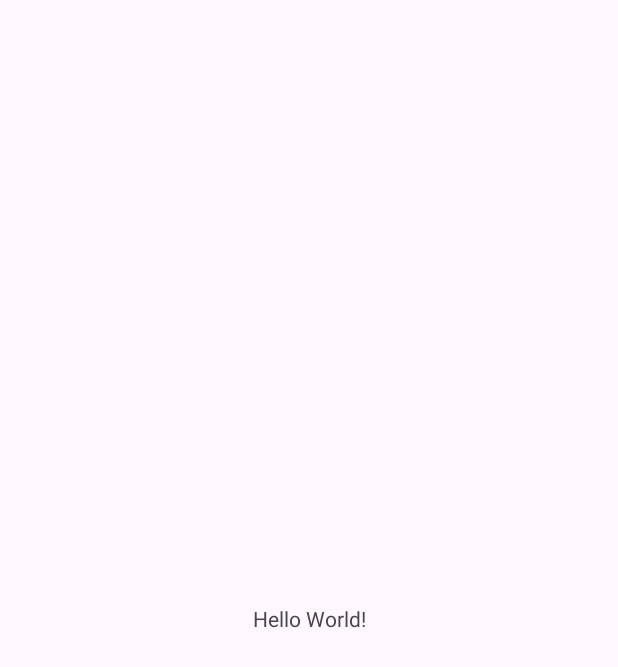
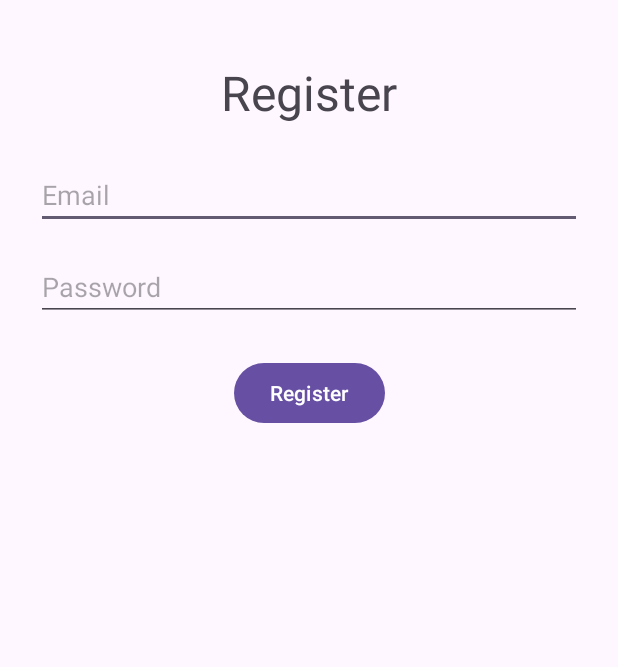
Before and after one commit to artoor3/Euchre, an Android app: the screen it shows after launch (MainActivity before the commit, RegisterActivity after it), on a phone screen of 412 x 824 dp. Before the commit the part shown is almost empty. Shown: the top 667 px of the screen. Run offline under Robolectric (Android 15) with nearby library versions, the phone set to English and light mode, and no system bars; our stand-ins replace Firebase (no records; nobody signed in at launch, a user with empty details on screens opened directly).

Commit message:
Register work :)

```diff
--- a/app/build.gradle.kts
+++ b/app/build.gradle.kts
@@ -1,5 +1,6 @@
 plugins {
     alias(libs.plugins.android.application)
+    alias(libs.plugins.google.gms.google.services)
 }
 
 android {
@@ -38,6 +39,10 @@ dependencies {
     implementation(libs.material)
     implementation(libs.activity)
     implementation(libs.constraintlayout)
+    implementation(libs.firebase.auth)
+    implementation(libs.credentials)
+    implementation(libs.credentials.play.services.auth)
+    implementation(libs.googleid)
     testImplementation(libs.junit)
     androidTestImplementation(libs.ext.junit)
     androidTestImplementation(libs.espresso.core)
--- /dev/null
+++ b/app/src/main/java/carmel/shubeli/euchre/RegisterActivity.java
@@ -0,0 +1,85 @@
+package carmel.shubeli.euchre;
+
+import android.content.Intent;
+import android.os.Bundle;
+import android.widget.Button;
+import android.widget.EditText;
+import android.widget.Toast;
+
+import androidx.activity.EdgeToEdge;
+import androidx.annotation.NonNull;
+import androidx.appcompat.app.AppCompatActivity;
+import androidx.core.graphics.Insets;
+import androidx.core.view.ViewCompat;
+import androidx.core.view.WindowInsetsCompat;
+
+import com.google.android.gms.tasks.OnCompleteListener;
+import com.google.android.gms.tasks.Task;
+import com.google.firebase.auth.AuthResult;
+import com.google.firebase.auth.FirebaseAuth;
+
+public class RegisterActivity extends AppCompatActivity {
+
+    private EditText emailEditText, passwordEditText;
+    private Button registerButton;
+    private FirebaseAuth firebaseAuth;
+
+    @Override
+
+    protected void onCreate(Bundle savedInstanceState) {
+        super.onCreate(savedInstanceState);
+        EdgeToEdge.enable(this);
+        setContentView(R.layout.activity_register);
+        ViewCompat.setOnApplyWindowInsetsListener(findViewById(R.id.main), (v, insets) -> {
+            Insets systemBars = insets.getInsets(WindowInsetsCompat.Type.systemBars());
+            v.setPadding(systemBars.left, systemBars.top, systemBars.right, systemBars.bottom);
+            return insets;
+        });
+
+        emailEditText = findViewById(R.id.editTextEmailAddress);
+            passwordEditText = findViewById(R.id.editTextPassword);
+        registerButton = findViewById(R.id.btnRegister);
+        firebaseAuth = FirebaseAuth.getInstance();
+
+        registerButton.setOnClickListener(v -> registerUser());
+    }
+
+    private void registerUser() {
+
+        String email = emailEditText.getText().toString().trim();
+        String password = passwordEditText.getText().toString().trim();
+
+        if (email.isEmpty() || password.isEmpty()) {
+            Toast.makeText(this, "Please fill all fields", Toast.LENGTH_SHORT).show();
+            return;
+        }
+
+        if (password.length() < 6) {
+            Toast.makeText(this, "Password must be at least 6 characters", Toast.LENGTH_SHORT).show();
+            return;
+        }
+
+        firebaseAuth.createUserWithEmailAndPassword(email, password)
+                .addOnCompleteListener(this, new OnCompleteListener<AuthResult>() {
+                    @Override
+                    public void onComplete(@NonNull Task<AuthResult> task) {
+
+                        if (task.isSuccessful()) {
+                            Toast.makeText(RegisterActivity.this,
+                                    "Account created successfully!",
+                                    Toast.LENGTH_SHORT).show();
+
+                            startActivity(new Intent(RegisterActivity.this, MainActivity.class));
+                            finish();
+
+                        } else {
+                            Toast.makeText(RegisterActivity.this,
+                                    task.getException() != null
+                                            ? task.getException().getMessage()
+                                            : "Registration failed",
+                                    Toast.LENGTH_LONG).show();
+                        }
+                    }
+                });
+    }
+}
--- /dev/null
+++ b/app/src/main/res/layout/activity_register.xml
@@ -0,0 +1,52 @@
+<?xml version="1.0" encoding="utf-8"?>
+<androidx.constraintlayout.widget.ConstraintLayout xmlns:android="http://schemas.android.com/apk/res/android"
+    xmlns:app="http://schemas.android.com/apk/res-auto"
+    android:id="@+id/main"
+    android:layout_width="match_parent"
+    android:layout_height="match_parent">
+
+    <TextView
+        android:id="@+id/titleRegister"
+        android:layout_width="wrap_content"
+        android:layout_height="wrap_content"
+        android:text="Register"
+        android:textSize="32sp"
+        app:layout_constraintTop_toTopOf="parent"
+        app:layout_constraintStart_toStartOf="parent"
+        app:layout_constraintEnd_toEndOf="parent"
+        android:layout_marginTop="40dp"/>
+
+    <EditText
+        android:id="@+id/editTextEmailAddress"
+        android:layout_width="0dp"
+        android:layout_height="wrap_content"
+        android:hint="Email"
+        android:inputType="textEmailAddress"
+        app:layout_constraintTop_toBottomOf="@id/titleRegister"
+        app:layout_constraintStart_toStartOf="parent"
+        app:layout_constraintEnd_toEndOf="parent"
+        android:layout_margin="24dp"/>
+
+    <EditText
+        android:id="@+id/editTextPassword"
+        android:layout_width="0dp"
+        android:layout_height="wrap_content"
+        android:hint="Password"
+        android:inputType="textPassword"
+        app:layout_constraintTop_toBottomOf="@id/editTextEmailAddress"
+        app:layout_constraintStart_toStartOf="parent"
+        app:layout_constraintEnd_toEndOf="parent"
+        android:layout_marginHorizontal="24dp"
+        android:layout_marginTop="16dp"/>
+
+    <Button
+        android:id="@+id/btnRegister"
+        android:layout_width="wrap_content"
+        android:layout_height="wrap_content"
+        android:text="Register"
+        app:layout_constraintTop_toBottomOf="@id/editTextPassword"
+        app:layout_constraintStart_toStartOf="parent"
+        app:layout_constraintEnd_toEndOf="parent"
+        android:layout_marginTop="24dp"/>
+
+</androidx.constraintlayout.widget.ConstraintLayout>
--- a/build.gradle.kts
+++ b/build.gradle.kts
@@ -1,4 +1,5 @@
 // Top-level build file where you can add configuration options common to all sub-projects/modules.
 plugins {
     alias(libs.plugins.android.application) apply false
+    alias(libs.plugins.google.gms.google.services) apply false
 }
```
Also changed, not shown: app/src/main/AndroidManifest.xml (+8 -6 lines), app/src/main/java/carmel/shubeli/euchre/MainActivity.java (+68 -1 lines), gradle/libs.versions.toml (+11 -1 lines).
